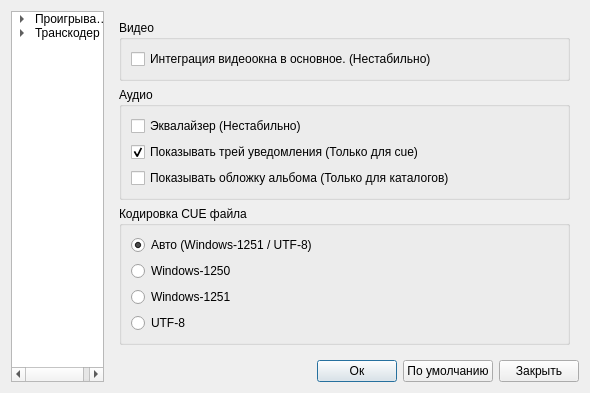
Above: ui/preferences.ui from ipse666/cueplayer before the change. Below: the same form after it.
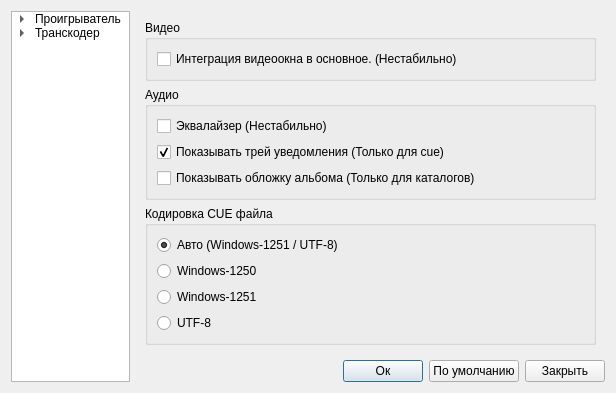
That is the form after the change. Icons and pictures are not drawn.

Diff of the .ui file:
```diff
--- a/ui/preferences.ui
+++ b/ui/preferences.ui
@@ -21,11 +21,17 @@
    <item row="0" column="0" rowspan="2">
 	<widget class="QTreeWidget" name="treeWidget">
 	 <property name="sizePolicy">
-	  <sizepolicy hsizetype="Expanding" vsizetype="Expanding">
-	   <horstretch>4</horstretch>
+	  <sizepolicy hsizetype="Minimum" vsizetype="Expanding">
+	   <horstretch>5</horstretch>
 	   <verstretch>0</verstretch>
 	  </sizepolicy>
 	 </property>
+	 <property name="maximumSize">
+	  <size>
+	   <width>119</width>
+	   <height>16777215</height>
+	  </size>
+	 </property>
 	 <attribute name="headerVisible">
 	  <bool>false</bool>
 	 </attribute>
```
